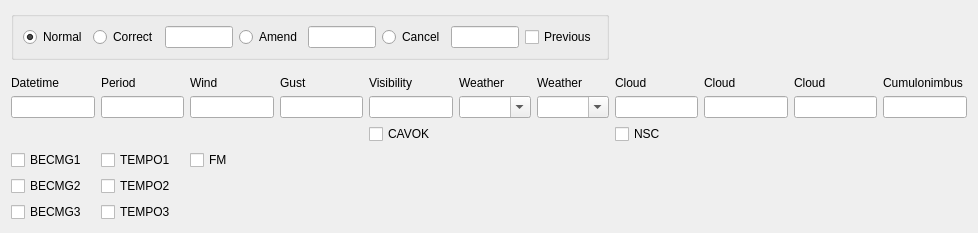
The window that tafor/components/ui/taf_primary.ui (up1and/tafor) describes before a commit, drawn with Qt 5.
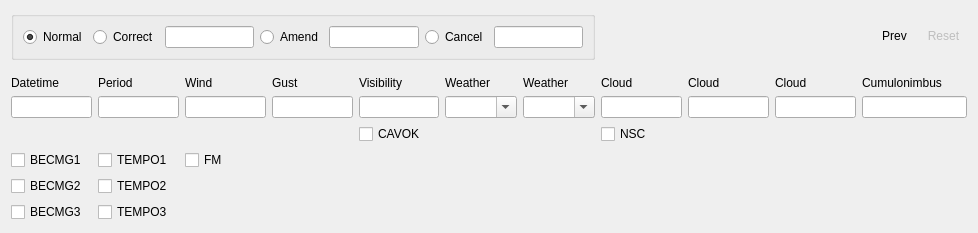
The same window after the commit.

```diff
--- a/tafor/components/ui/taf_primary.ui
+++ b/tafor/components/ui/taf_primary.ui
@@ -283,16 +283,56 @@
       <item>
        <widget class="QLineEdit" name="aaaCnl"/>
       </item>
-      <item>
-       <widget class="QCheckBox" name="prev">
-        <property name="text">
-         <string>Previous</string>
-        </property>
-       </widget>
-      </item>
      </layout>
     </widget>
    </item>
+   <item row="5" column="2">
+    <widget class="QCheckBox" name="fmCheckbox">
+     <property name="text">
+      <string notr="true">FM</string>
+     </property>
+    </widget>
+   </item>
+   <item row="0" column="10">
+    <layout class="QHBoxLayout" name="specLayout">
+     <item>
+      <spacer name="horizontalSpacer_3">
+       <property name="orientation">
+        <enum>Qt::Horizontal</enum>
+       </property>
+       <property name="sizeHint" stdset="0">
+        <size>
+         <width>40</width>
+         <height>20</height>
+        </size>
+       </property>
+      </spacer>
+     </item>
+     <item>
+      <widget class="QToolButton" name="prevButton">
+       <property name="text">
+        <string notr="true">Prev</string>
+       </property>
+       <property name="autoRaise">
+        <bool>true</bool>
+       </property>
+      </widget>
+     </item>
+     <item>
+      <widget class="QToolButton" name="resetButton">
+       <property name="enabled">
+        <bool>false</bool>
+       </property>
+       <property name="text">
+        <string notr="true">Reset</string>
+       </property>
+       <property name="autoRaise">
+        <bool>true</bool>
+       </property>
+      </widget>
+     </item>
+    </layout>
+   </item>
    <item row="5" column="8" rowspan="2" colspan="3">
     <layout class="QHBoxLayout" name="temperatureLayout">
      <item>
@@ -313,13 +353,6 @@
      </item>
     </layout>
    </item>
-   <item row="5" column="2">
-    <widget class="QCheckBox" name="fmCheckbox">
-     <property name="text">
-      <string notr="true">FM</string>
-     </property>
-    </widget>
-   </item>
   </layout>
  </widget>
  <tabstops>
```
